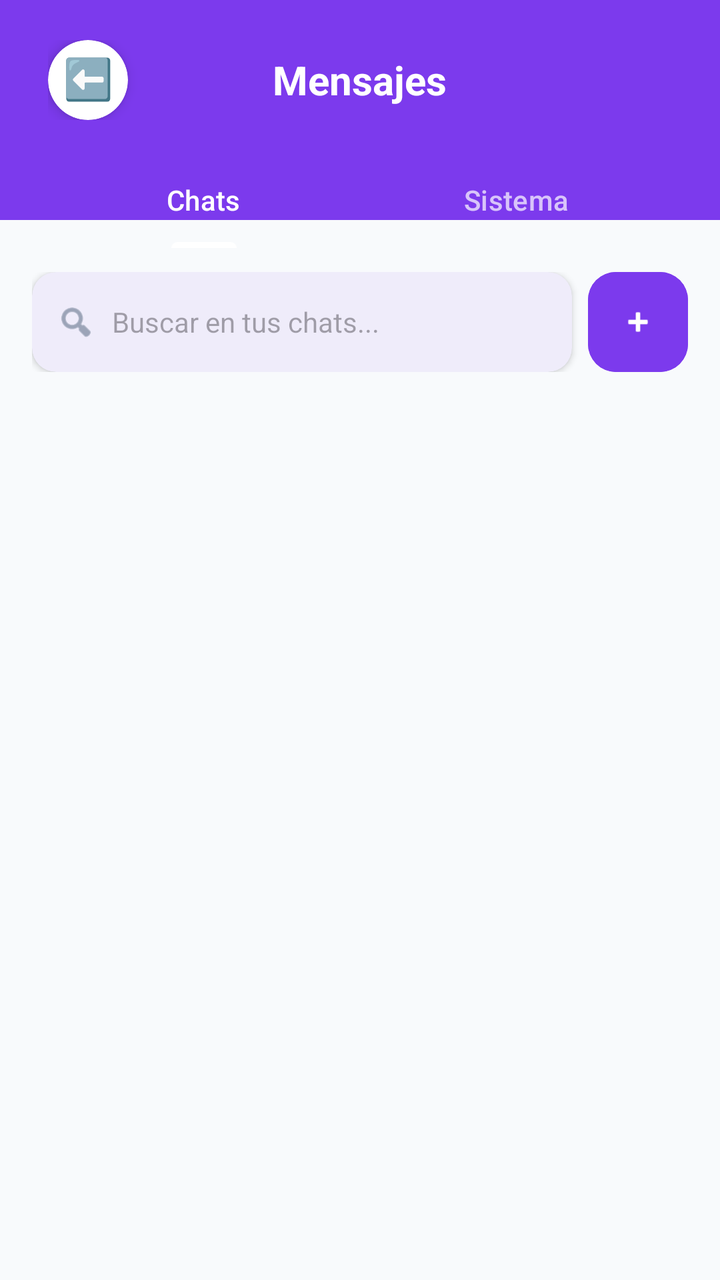
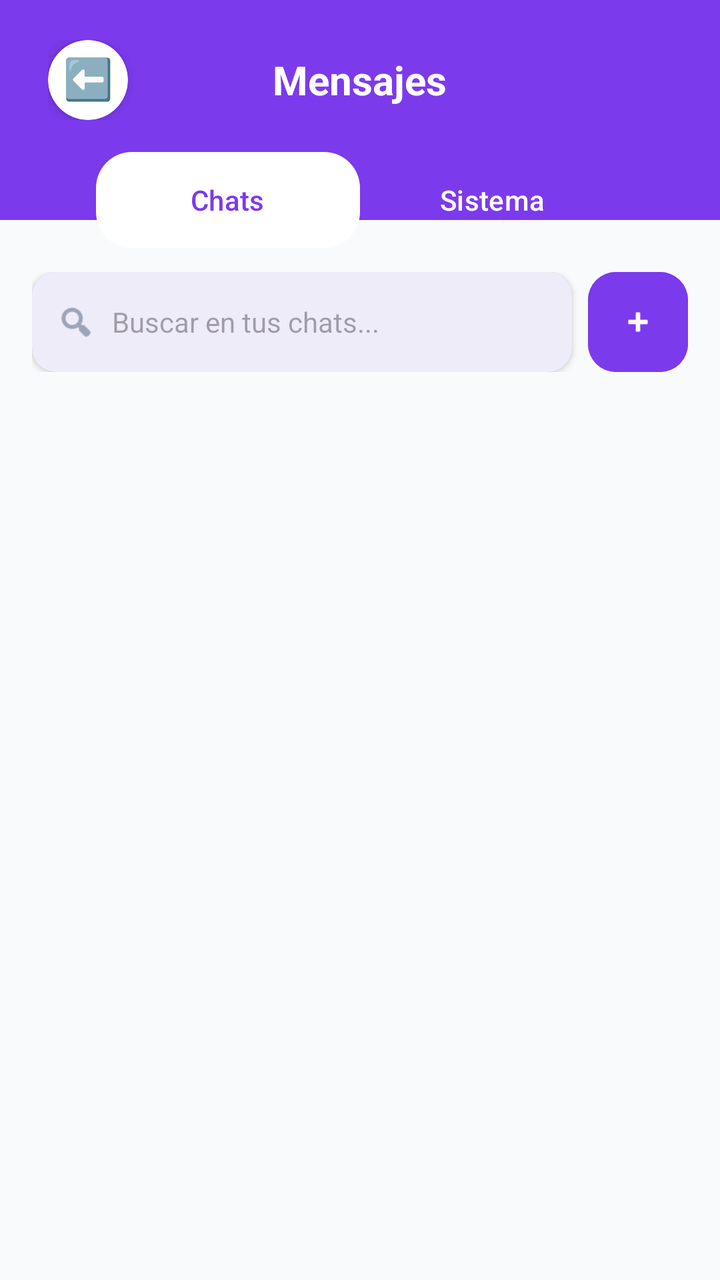

An Android layout rendered at two revisions. The XML below is the earlier revision; the diff shows what the commit changed to produce the second picture.
<!-- AndroidManifest.xml: application theme Theme.Gomezmart -->
<!-- res/layout/activity_mailbox.xml -->
<?xml version="1.0" encoding="utf-8"?>
<androidx.constraintlayout.widget.ConstraintLayout xmlns:android="http://schemas.android.com/apk/res/android"
    xmlns:app="http://schemas.android.com/apk/res-auto"
    android:layout_width="match_parent"
    android:layout_height="match_parent"
    android:background="?attr/colorSurface">

    
    <View
        android:id="@+id/topHeaderBackgroundMailbox"
        android:layout_width="match_parent"
        android:layout_height="110dp"
        android:background="@color/purple_600"
        app:layout_constraintTop_toTopOf="parent" />

    
    <LinearLayout
        android:id="@+id/headerMailbox"
        android:layout_width="match_parent"
        android:layout_height="wrap_content"
        android:orientation="vertical"
        android:paddingHorizontal="24dp"
        android:paddingTop="20dp"
        app:layout_constraintTop_toTopOf="parent">

        <RelativeLayout
            android:layout_width="match_parent"
            android:layout_height="wrap_content">

            <com.google.android.material.card.MaterialCardView
                android:id="@+id/btnBackMailbox"
                android:layout_width="40dp"
                android:layout_height="40dp"
                android:layout_alignParentStart="true"
                android:layout_centerVertical="true"
                android:clickable="true"
                android:focusable="true"
                app:cardBackgroundColor="@color/white"
                app:cardCornerRadius="20dp"
                app:cardElevation="4dp"
                app:strokeWidth="0dp"
                android:foreground="?attr/selectableItemBackground">
                <TextView
                    android:layout_width="match_parent"
                    android:layout_height="match_parent"
                    android:gravity="center"
                    android:text="⬅️"
                    android:textSize="20sp"
                    android:includeFontPadding="false" />
            </com.google.android.material.card.MaterialCardView>

            <TextView
                android:layout_width="wrap_content"
                android:layout_height="wrap_content"
                android:layout_centerInParent="true"
                android:text="Mensajes"
                android:textColor="@android:color/white"
                android:textSize="20sp"
                android:textStyle="bold" />
        </RelativeLayout>

        
        <com.google.android.material.tabs.TabLayout
            android:id="@+id/tabLayoutMailbox"
            android:layout_width="match_parent"
            android:layout_height="wrap_content"
            android:layout_marginTop="16dp"
            android:background="@android:color/transparent"
            app:tabIndicatorColor="@android:color/white"
            app:tabSelectedTextColor="@android:color/white"
            app:tabTextColor="#B3FFFFFF"
            app:tabIndicatorHeight="3dp">
            <com.google.android.material.tabs.TabItem
                android:layout_width="wrap_content"
                android:layout_height="wrap_content"
                android:text="Chats" />
            <com.google.android.material.tabs.TabItem
                android:layout_width="wrap_content"
                android:layout_height="wrap_content"
                android:text="Sistema" />
        </com.google.android.material.tabs.TabLayout>
    </LinearLayout>

    
    <androidx.constraintlayout.widget.ConstraintLayout
        android:id="@+id/layoutChatsSection"
        android:layout_width="match_parent"
        android:layout_height="0dp"
        android:visibility="visible"
        app:layout_constraintBottom_toBottomOf="parent"
        app:layout_constraintTop_toBottomOf="@id/headerMailbox">

        <LinearLayout
            android:id="@+id/layoutSearchRow"
            android:layout_width="match_parent"
            android:layout_height="wrap_content"
            android:layout_marginHorizontal="16dp"
            android:layout_marginTop="12dp"
            android:orientation="horizontal"
            android:gravity="center_vertical"
            app:layout_constraintTop_toTopOf="parent">

            <com.google.android.material.card.MaterialCardView
                android:id="@+id/cardSearchUser"
                android:layout_width="0dp"
                android:layout_height="50dp"
                android:layout_weight="1"
                app:cardCornerRadius="12dp"
                app:cardElevation="2dp"
                app:strokeWidth="0dp">

                <LinearLayout
                    android:layout_width="match_parent"
                    android:layout_height="match_parent"
                    android:orientation="horizontal"
                    android:gravity="center_vertical"
                    android:paddingHorizontal="12dp">

                    <ImageView
                        android:layout_width="20dp"
                        android:layout_height="20dp"
                        android:src="@android:drawable/ic_menu_search"
                        app:tint="?attr/colorOnSurfaceVariant" />

                    <EditText
                        android:id="@+id/etSearchUserChat"
                        android:layout_width="match_parent"
                        android:layout_height="match_parent"
                        android:layout_marginStart="8dp"
                        android:background="@android:color/transparent"
                        android:hint="Buscar en tus chats..."
                        android:textSize="14sp"
                        android:inputType="text"
                        android:maxLines="1"
                        android:textColor="?attr/colorOnSurface" />
                </LinearLayout>
            </com.google.android.material.card.MaterialCardView>

            
            <com.google.android.material.button.MaterialButton
                android:id="@+id/btnAddUserChat"
                style="@style/Widget.Material3.Button.TonalButton"
                android:layout_width="50dp"
                android:layout_height="50dp"
                android:layout_marginStart="8dp"
                android:padding="0dp"
                android:insetLeft="0dp"
                android:insetTop="0dp"
                android:insetRight="0dp"
                android:insetBottom="0dp"
                android:backgroundTint="@color/purple_600"
                app:icon="@android:drawable/ic_input_add"
                app:iconTint="@color/white"
                app:iconGravity="textStart"
                app:iconPadding="0dp"
                app:cornerRadius="14dp" />
        </LinearLayout>

        <androidx.recyclerview.widget.RecyclerView
            android:id="@+id/rvChats"
            android:layout_width="match_parent"
            android:layout_height="0dp"
            android:layout_marginTop="8dp"
            app:layout_constraintBottom_toBottomOf="parent"
            app:layout_constraintTop_toBottomOf="@id/layoutSearchRow" />

        
        <LinearLayout
            android:id="@+id/layoutEmptyChats"
            android:layout_width="match_parent"
            android:layout_height="wrap_content"
            android:orientation="vertical"
            android:gravity="center"
            android:padding="32dp"
            android:visibility="gone"
            app:layout_constraintTop_toBottomOf="@id/layoutSearchRow"
            app:layout_constraintBottom_toBottomOf="parent">

            <TextView
                android:layout_width="wrap_content"
                android:layout_height="wrap_content"
                android:text="💬"
                android:textSize="48sp" />

            <TextView
                android:layout_width="wrap_content"
                android:layout_height="wrap_content"
                android:layout_marginTop="16dp"
                android:text="Aún no tienes chats"
                android:textColor="@color/slate_900"
                android:textSize="18sp"
                android:textStyle="bold" />

            <TextView
                android:layout_width="wrap_content"
                android:layout_height="wrap_content"
                android:layout_marginTop="8dp"
                android:text="Presiona el botón '+' de arriba para buscar usuarios en línea y empezar a chatear."
                android:textColor="@color/slate_500"
                android:textSize="14sp"
                android:gravity="center" />

        </LinearLayout>
    </androidx.constraintlayout.widget.ConstraintLayout>

    
    <androidx.recyclerview.widget.RecyclerView
        android:id="@+id/rvMessages"
        android:layout_width="match_parent"
        android:layout_height="0dp"
        android:paddingTop="16dp"
        android:clipToPadding="false"
        android:visibility="gone"
        app:layout_constraintBottom_toBottomOf="parent"
        app:layout_constraintTop_toBottomOf="@id/headerMailbox" />

    
    <LinearLayout
        android:id="@+id/layoutEmptyMailbox"
        android:layout_width="wrap_content"
        android:layout_height="wrap_content"
        android:gravity="center"
        android:orientation="vertical"
        android:visibility="gone"
        app:layout_constraintBottom_toBottomOf="parent"
        app:layout_constraintEnd_toEndOf="parent"
        app:layout_constraintStart_toStartOf="parent"
        app:layout_constraintTop_toBottomOf="@id/topHeaderBackgroundMailbox">

        <ImageView
            android:layout_width="80dp"
            android:layout_height="80dp"
            android:src="@android:drawable/ic_dialog_email"
            android:alpha="0.2" />

        <TextView
            android:layout_width="wrap_content"
            android:layout_height="wrap_content"
            android:layout_marginTop="16dp"
            android:text="No hay mensajes nuevos"
            android:textColor="?attr/colorOnSurfaceVariant"
            android:alpha="0.5" />
    </LinearLayout>

</androidx.constraintlayout.widget.ConstraintLayout>
<!-- resources referenced by this layout -->
<resources>
  <color name="purple_600">#7C3AED</color>
  <color name="slate_500">#64748B</color>
  <color name="slate_900">#0F172A</color>
  <color name="white">#FFFFFFFF</color>
  <style name="Theme.Gomezmart" parent="Base.Theme.Gomezmart" />
  <style name="Base.Theme.Gomezmart" parent="Theme.Material3.DayNight.NoActionBar">
          <item name="colorPrimary">@color/purple_600</item>
          <item name="colorOnPrimary">@color/white</item>
          <item name="colorSecondary">@color/indigo_500</item>
          <item name="colorSurface">@color/slate_50</item>
          <item name="colorOnSurface">@color/slate_900</item>
          <item name="colorOnSurfaceVariant">@color/slate_500</item>
          <item name="colorSurfaceContainer">@color/white</item>
          <item name="android:windowBackground">@color/slate_50</item>
      </style>
  <color name="indigo_500">#6366F1</color>
  <color name="slate_50">#F8FAFC</color>
</resources>

<!-- the commit's change to res/layout/activity_mailbox.xml (unified diff, before → after) -->
@@ -65,11 +65,18 @@
             android:layout_width="match_parent"
             android:layout_height="wrap_content"
             android:layout_marginTop="16dp"
+            android:layout_marginStart="24dp"
+            android:layout_marginEnd="24dp"
             android:background="@android:color/transparent"
-            app:tabIndicatorColor="@android:color/white"
-            app:tabSelectedTextColor="@android:color/white"
-            app:tabTextColor="#B3FFFFFF"
-            app:tabIndicatorHeight="3dp">
+            app:tabMode="fixed"
+            app:tabGravity="fill"
+            app:tabBackground="@drawable/bg_tab_pill_selector"
+            app:tabIndicatorHeight="0dp"
+            app:tabSelectedTextColor="@color/purple_600"
+            app:tabTextColor="@android:color/white"
+            app:tabPaddingStart="0dp"
+            app:tabPaddingEnd="0dp"
+            app:tabRippleColor="@android:color/transparent">
             <com.google.android.material.tabs.TabItem
                 android:layout_width="wrap_content"
                 android:layout_height="wrap_content"
@@ -94,7 +101,8 @@
             android:id="@+id/layoutSearchRow"
             android:layout_width="match_parent"
             android:layout_height="wrap_content"
-            android:layout_marginHorizontal="16dp"
+            android:layout_marginStart="16dp"
+            android:layout_marginEnd="16dp"
             android:layout_marginTop="12dp"
             android:orientation="horizontal"
             android:gravity="center_vertical"
<!-- resource entries referenced after the edit -->
@@ -4,6 +4,24 @@
   <color name="slate_500">#64748B</color>
   <color name="slate_900">#0F172A</color>
   <color name="white">#FFFFFFFF</color>
+  <!-- drawable bg_tab_pill_selector (drawable) -->
+  <?xml version="1.0" encoding="utf-8"?>
+  <selector xmlns:android="http://schemas.android.com/apk/res/android">
+      
+      <item android:state_selected="true">
+          <shape android:shape="rectangle">
+              <solid android:color="@android:color/white" />
+              <corners android:radius="18dp" />
+          </shape>
+      </item>
+      
+      <item>
+          <shape android:shape="rectangle">
+              <solid android:color="@android:color/transparent" />
+              <corners android:radius="18dp" />
+          </shape>
+      </item>
+  </selector>
   <style name="Theme.Gomezmart" parent="Base.Theme.Gomezmart" />
   <style name="Base.Theme.Gomezmart" parent="Theme.Material3.DayNight.NoActionBar">
           <item name="colorPrimary">@color/purple_600</item>
